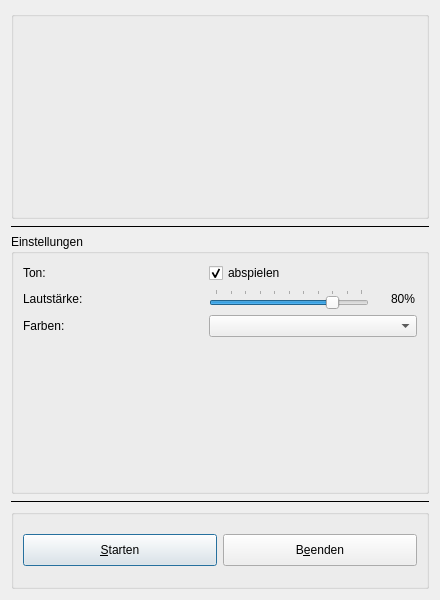
First picture: the form in settingsdialog.ui, repository tobiasvogel/HelloComputer, before the edit.
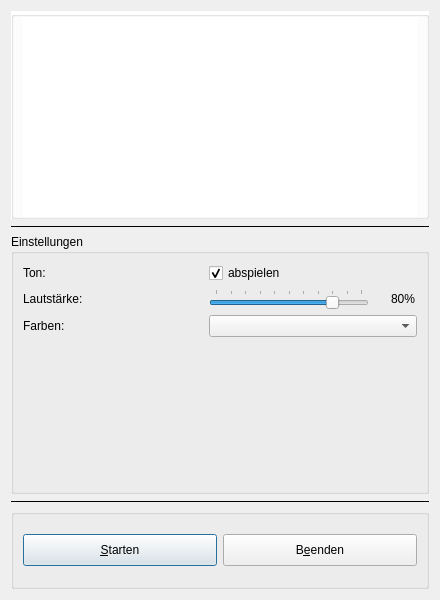
Second picture: the form after the edit. Icons and pictures are not drawn.

The edit to the form file:
```diff
--- a/settingsdialog.ui
+++ b/settingsdialog.ui
@@ -55,6 +55,9 @@
      <property name="toolTip">
       <string notr="true"/>
      </property>
+     <property name="styleSheet">
+      <string notr="true">background-color: #ffffff;</string>
+     </property>
      <property name="title">
       <string notr="true"/>
      </property>
```
